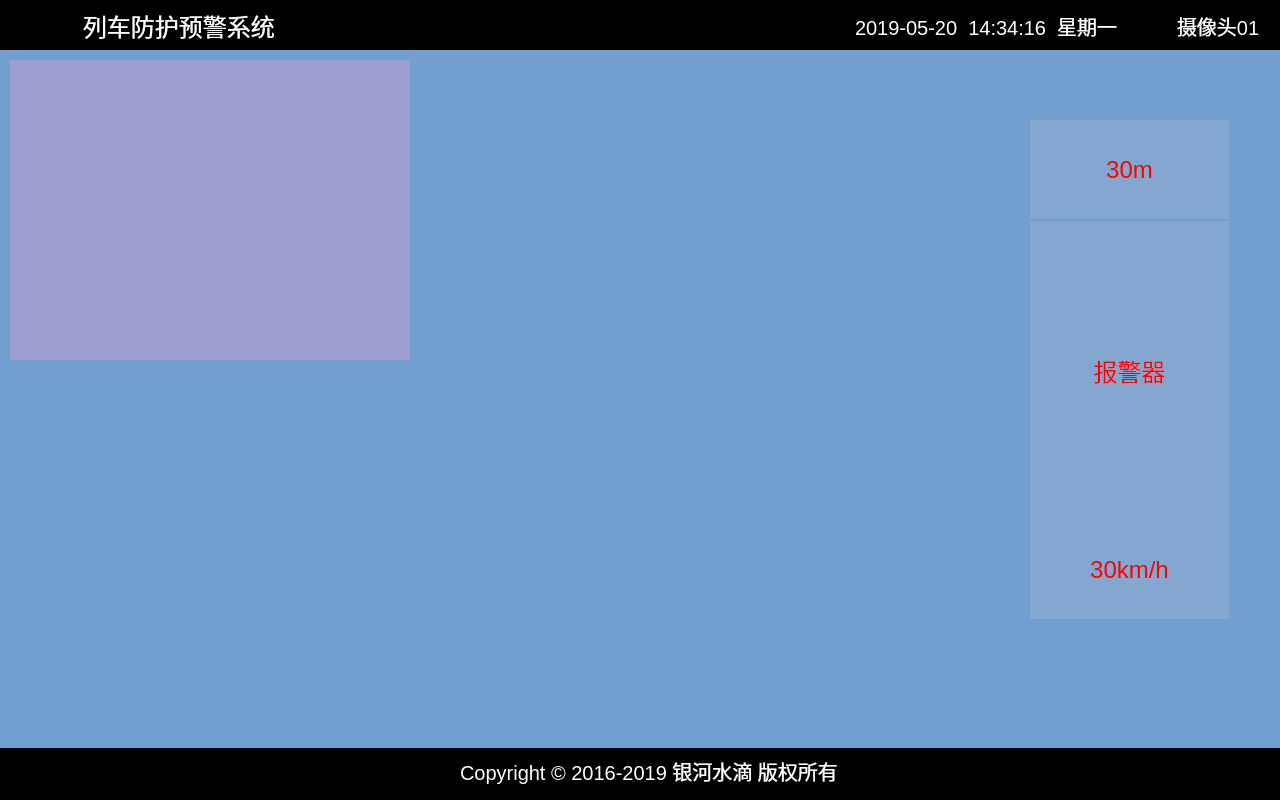
This is projects/adas/hmi/widget.ui in GoeSysWare/AiwSys as Qt 5 draws it before an edit. The edited form follows.
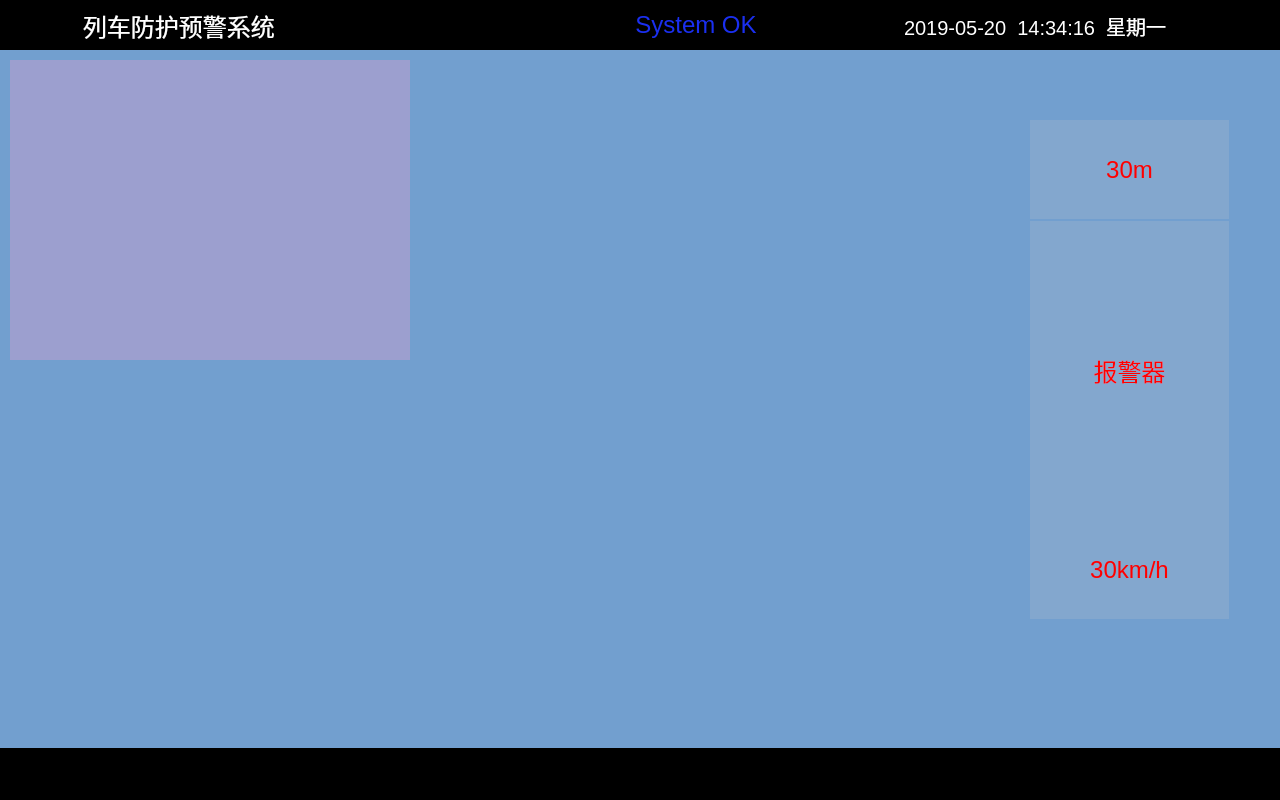
This is the edited form. Icons and pictures are not drawn.

```diff
--- a/projects/adas/hmi/widget.ui
+++ b/projects/adas/hmi/widget.ui
@@ -21,7 +21,7 @@
     <rect>
      <x>-10</x>
      <y>0</y>
-     <width>1281</width>
+     <width>1241</width>
      <height>51</height>
     </rect>
    </property>
@@ -88,7 +88,7 @@
     <item>
      <widget class="QLabel" name="label_4">
       <property name="text">
-       <string>TextLabel</string>
+       <string>&lt;html&gt;&lt;head/&gt;&lt;body&gt;&lt;p align=&quot;center&quot;&gt;&lt;span style=&quot; font-size:18pt; color:#1a2ff0;&quot;&gt;System OK&lt;/span&gt;&lt;/p&gt;&lt;/body&gt;&lt;/html&gt;</string>
       </property>
      </widget>
     </item>
@@ -139,96 +139,6 @@
       </property>
      </widget>
     </item>
-    <item>
-     <widget class="QLabel" name="label_8">
-      <property name="sizePolicy">
-       <sizepolicy hsizetype="Fixed" vsizetype="Preferred">
-        <horstretch>0</horstretch>
-        <verstretch>0</verstretch>
-       </sizepolicy>
-      </property>
-      <property name="minimumSize">
-       <size>
-        <width>76</width>
-        <height>0</height>
-       </size>
-      </property>
-      <property name="styleSheet">
-       <string notr="true">font-size:20px;color:white</string>
-      </property>
-      <property name="text">
-       <string>摄像头01</string>
-      </property>
-     </widget>
-    </item>
-   </layout>
-  </widget>
-  <widget class="QWidget" name="horizontalLayoutWidget_2">
-   <property name="geometry">
-    <rect>
-     <x>0</x>
-     <y>740</y>
-     <width>1281</width>
-     <height>61</height>
-    </rect>
-   </property>
-   <layout class="QHBoxLayout" name="horizontalLayout_2">
-    <item>
-     <widget class="QLabel" name="label_status">
-      <property name="sizePolicy">
-       <sizepolicy hsizetype="Fixed" vsizetype="Preferred">
-        <horstretch>0</horstretch>
-        <verstretch>0</verstretch>
-       </sizepolicy>
-      </property>
-      <property name="minimumSize">
-       <size>
-        <width>443</width>
-        <height>0</height>
-       </size>
-      </property>
-      <property name="text">
-       <string>TextLabel</string>
-      </property>
-     </widget>
-    </item>
-    <item>
-     <widget class="QLabel" name="label_11">
-      <property name="sizePolicy">
-       <sizepolicy hsizetype="Preferred" vsizetype="Preferred">
-        <horstretch>0</horstretch>
-        <verstretch>0</verstretch>
-       </sizepolicy>
-      </property>
-      <property name="minimumSize">
-       <size>
-        <width>0</width>
-        <height>0</height>
-       </size>
-      </property>
-      <property name="font">
-       <font>
-        <pointsize>-1</pointsize>
-       </font>
-      </property>
-      <property name="styleSheet">
-       <string notr="true">font-size:20px;color:white</string>
-      </property>
-      <property name="text">
-       <string>Copyright © 2016-2019 银河水滴 版权所有 </string>
-      </property>
-      <property name="alignment">
-       <set>Qt::AlignLeading|Qt::AlignLeft|Qt::AlignVCenter</set>
-      </property>
-     </widget>
-    </item>
-    <item>
-     <widget class="QLabel" name="label_13">
-      <property name="text">
-       <string>TextLabel</string>
-      </property>
-     </widget>
-    </item>
    </layout>
   </widget>
   <widget class="QLabel" name="label_main">
```
Left out of the diff: 13 changed lines with no effect on the pictures.
